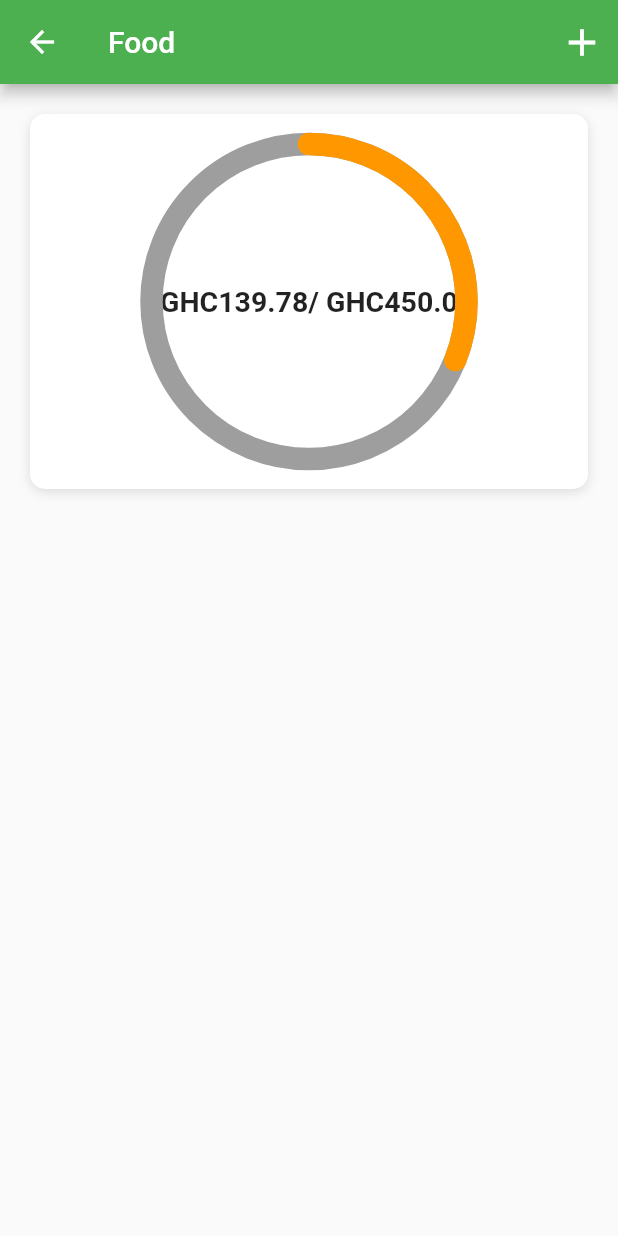
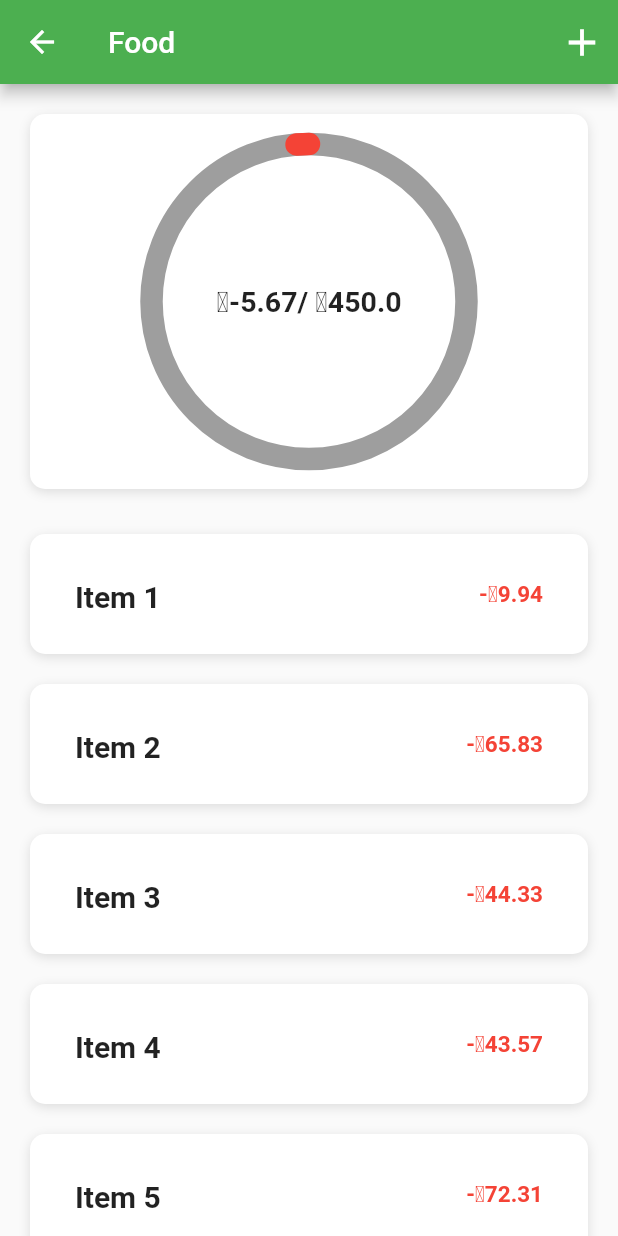
Before and after one commit to joehurdles/oasis_budget, a Flutter app: the screen it shows after launch, after a tap on "Food", on a phone screen of 412 x 824 dp. Run offline on Flutter 3.47's test engine with Material 2 defaults, Android fonts, the phone set to English and light mode, and no system bars.

Commit message:
expense item built

```diff
--- a/lib/data/data.dart
+++ b/lib/data/data.dart
@@ -17,12 +17,16 @@ final List<double> weeklySpending = [
 
 _generateExpenses() {
   List<Expense> expenses = [
-    Expense(name: 'Item 0', cost: rand.nextDouble() * 90),
     Expense(name: 'Item 1', cost: rand.nextDouble() * 90),
     Expense(name: 'Item 2', cost: rand.nextDouble() * 90),
     Expense(name: 'Item 3', cost: rand.nextDouble() * 90),
     Expense(name: 'Item 4', cost: rand.nextDouble() * 90),
     Expense(name: 'Item 5', cost: rand.nextDouble() * 90),
+    Expense(name: 'Item 6', cost: rand.nextDouble() * 90),
+    Expense(name: 'Item 7', cost: rand.nextDouble() * 90),
+    Expense(name: 'Item 8', cost: rand.nextDouble() * 90),
+    Expense(name: 'Item 9', cost: rand.nextDouble() * 90),
+    Expense(name: 'Item 10', cost: rand.nextDouble() * 90),
   ];
   return expenses;
 }
--- a/lib/screens/category_screen.dart
+++ b/lib/screens/category_screen.dart
@@ -14,6 +14,55 @@ final Category category;
 }
 
 class _CartegoryScreenState extends State<CartegoryScreen> {
+
+_buildExpenses() {
+  List<Widget> expenseList = [];
+  widget.category.expenses.forEach((Expense expense) {
+    expenseList.add(Container(
+      alignment: Alignment.center,
+      margin: const EdgeInsets.symmetric(horizontal: 20, vertical: 10),
+      height: 80,
+      width: double.infinity,
+      decoration: BoxDecoration(
+        color: Colors.white,
+        borderRadius: BorderRadius.circular(10),
+        boxShadow: const [
+          BoxShadow(
+            color: Colors.black12,
+            offset: Offset(0, 2),
+            blurRadius: 6.0,
+          ),
+        ]
+      ),
+      child: Padding(
+        padding: const EdgeInsets.all(30.0),
+        child: Row(
+          mainAxisAlignment: MainAxisAlignment.spaceBetween,
+          children: [
+            Text(
+              expense.name,
+              style: const TextStyle(
+                fontSize: 20,
+                fontWeight: FontWeight.bold,
+              ),
+            ),
+            Text('-₵${expense.cost.toStringAsFixed(2)}',
+             style: const TextStyle(
+               color: Colors.red,
+                fontSize: 15,
+                fontWeight: FontWeight.w600,
+              ),
+            ),
+          ],
+        ),
+      ),
+    ));
+   });
+   return Column(
+     children: expenseList,
+   );
+}
+
   @override
   Widget build(BuildContext context) {
 double totalAmountSpent = 0;
@@ -62,7 +111,7 @@ final double percent = amountLeft / widget.category.maxAmount;
                child:
                  Center(
                    child: Text(
-                   'GHC${amountLeft.toStringAsFixed(2)}/ GHC${widget.category.maxAmount}',
+                   '₵${amountLeft.toStringAsFixed(2)}/ ₵${widget.category.maxAmount}',
                    style: const TextStyle(
                      fontSize: 19.0,
                      fontWeight: FontWeight.w600,
@@ -71,6 +120,7 @@ final double percent = amountLeft / widget.category.maxAmount;
                  ),
              ),
            ),
+           _buildExpenses(),
          ],
        )
         ),
--- a/lib/screens/home_screen.dart
+++ b/lib/screens/home_screen.dart
@@ -55,7 +55,7 @@ return GestureDetector(
             ),
              ),
 
-            Text('GHC${(category.maxAmount - totalAmountSpent).toStringAsFixed(2)}/ GHC${(category.maxAmount).toStringAsFixed(2)}',
+            Text('₵${(category.maxAmount - totalAmountSpent).toStringAsFixed(2)}/ ₵${(category.maxAmount).toStringAsFixed(2)}',
              style: TextStyle(
               fontSize: 17.0,
               fontWeight: FontWeight.w600,
--- a/lib/widgets/bar_chart.dart
+++ b/lib/widgets/bar_chart.dart
@@ -19,11 +19,11 @@ expenses.forEach((double price) {
 });
 
     return Padding(
-      padding: const EdgeInsets.all(12.0),
+      padding: const EdgeInsets.all(8.0),
       child: Column (
         children:  <Widget> [
           const Text('Weekly Spending',
-           style: TextStyle(fontSize: 20,
+           style: TextStyle(fontSize: 18,
            fontWeight: FontWeight.bold,
            letterSpacing: 1.2,),
            ),
@@ -40,7 +40,7 @@ expenses.forEach((double price) {
 
         const Text('April 4, 2022 - April 11, 2022',
         style: TextStyle(fontWeight: FontWeight.w600,
-        fontSize: 17.0,
+        fontSize: 13.0,
         letterSpacing: 1.0),
         ),
 
@@ -56,37 +56,37 @@ Row(
   mainAxisAlignment: MainAxisAlignment.spaceEvenly,
   crossAxisAlignment: CrossAxisAlignment.end,
   children: [
-      Bar(label:'Sun',
+      Bar(label:'Su',
       amountSpent:expenses[0],
       mostExpensive: mostExpensive,
       ),
 
-       Bar(label:'Mon',
+       Bar(label:'Mo',
       amountSpent:expenses[1],
       mostExpensive: mostExpensive,
       ),
 
-       Bar(label:'Tue',
+       Bar(label:'Tu',
       amountSpent:expenses[2],
       mostExpensive: mostExpensive,
       ),
 
-       Bar(label:'Wed',
+       Bar(label:'We',
       amountSpent:expenses[3],
       mostExpensive: mostExpensive,
       ),
 
-       Bar(label:'Thu',
+       Bar(label:'Th',
       amountSpent:expenses[4],
       mostExpensive: mostExpensive,
       ),
 
-       Bar(label:'Fri',
+       Bar(label:'Fr',
       amountSpent:expenses[5],
       mostExpensive: mostExpensive,
       ),
 
-       Bar(label:'Sat',
+       Bar(label:'Sa',
       amountSpent:expenses[6],
       mostExpensive: mostExpensive,
       ),
@@ -113,7 +113,7 @@ final double _maxBarHeight = 150.0;
     final barHeight = amountSpent / mostExpensive * _maxBarHeight;
     return Column(
       children: [
-       Text('\GHC${amountSpent.toStringAsFixed(2)}',
+       Text('\₵${amountSpent.toStringAsFixed(2)}',
        style: const TextStyle(
          fontWeight: FontWeight.w600
        ),
@@ -121,7 +121,7 @@ final double _maxBarHeight = 150.0;
        const SizedBox(height:6.0),
        Container(
          height: barHeight,
-         width: 18.0,
+         width: 12.0,
          decoration: BoxDecoration(
            color:Theme.of(context).primaryColor,
            borderRadius: BorderRadius.circular(6.0),
--- a/lib/widgets/radial_painter.dart
+++ b/lib/widgets/radial_painter.dart
@@ -24,7 +24,7 @@ RadialPainter({
     ..style = PaintingStyle.stroke
     ..strokeWidth = width;
 
-     Paint CompletedLine = Paint()
+     Paint CompleteLine = Paint()
     ..color = lineColor
     ..strokeCap = StrokeCap.round
     ..style = PaintingStyle.stroke
@@ -38,7 +38,7 @@ RadialPainter({
       -pi / 2,
       sweepAngle,
       false,
-      CompletedLine,
+      CompleteLine,
       );
   }
 
```
